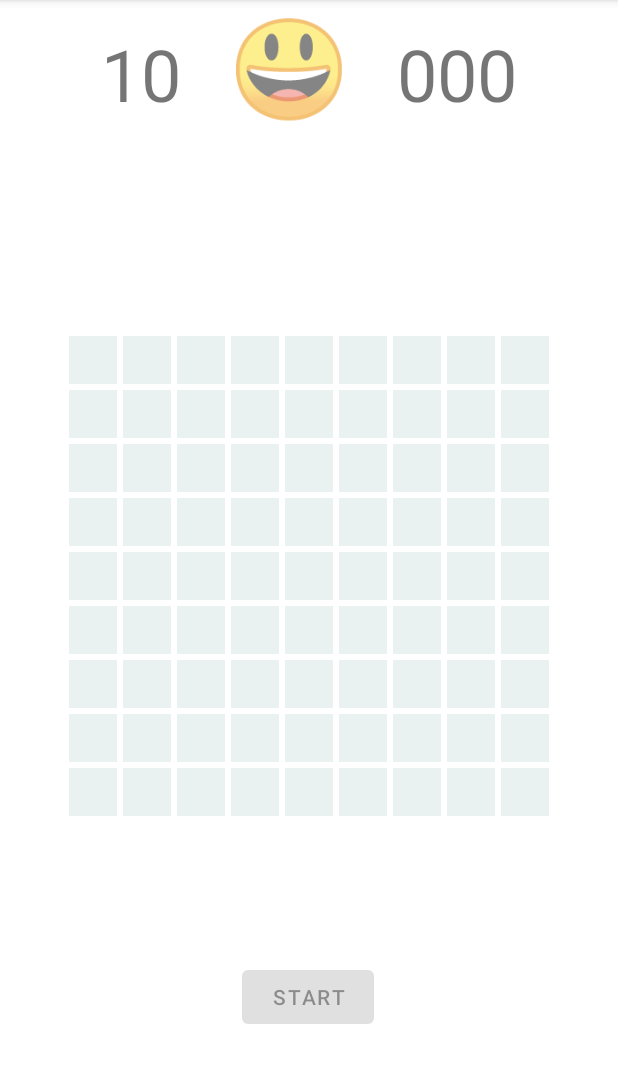
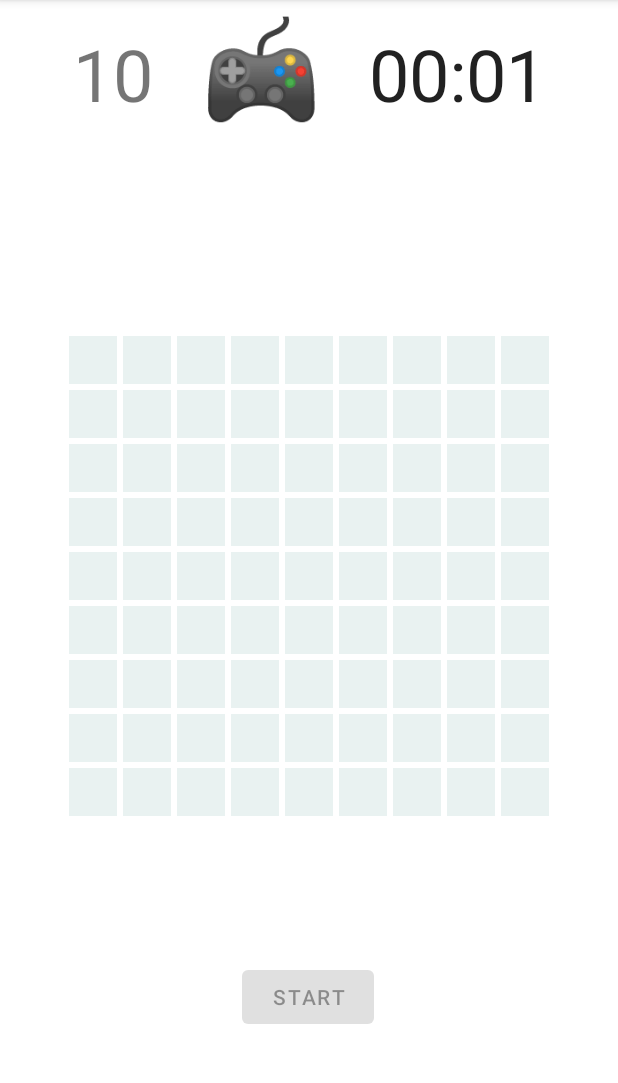
Before and after one commit to Jairgo/Minesweeper, an Android app: the screen it shows after launch (MainActivity), after a tap on "START", on a phone screen of 412 x 824 dp, the part 84-1167 px from its top. Run offline under Robolectric (Android 15) with nearby library versions, the phone set to English and light mode, and no system bars.

Commit message:
Buscaminas terminado por completo

```diff
--- a/app/src/main/java/com/example/minesweeper/MainActivity.java
+++ b/app/src/main/java/com/example/minesweeper/MainActivity.java
@@ -5,8 +5,10 @@ import androidx.recyclerview.widget.GridLayoutManager;
 import androidx.recyclerview.widget.RecyclerView;
 
 import android.os.Bundle;
+import android.os.SystemClock;
 import android.view.View;
 import android.widget.Button;
+import android.widget.Chronometer;
 import android.widget.GridView;
 import android.widget.LinearLayout;
 import android.widget.TextView;
@@ -23,8 +25,9 @@ public class MainActivity extends AppCompatActivity implements OnCellClickListen
     public boolean gameOver = false;
     RecyclerView gridRecyclerView;
     TableroRecyclerAdapter tableroRecyclerAdapter;
-    TextView minesLeft;
+    TextView minesLeft, emoji;
     private Button btnStart;
+    Chronometer cronometro;
 
     @Override
     protected void onCreate(Bundle savedInstanceState) {
@@ -35,15 +38,18 @@ public class MainActivity extends AppCompatActivity implements OnCellClickListen
         cantBomb = 10;
 
         btnStart = findViewById(R.id.btnStart);
+        cronometro = (Chronometer) findViewById(R.id.cronometro);
 
         btnStart.setOnClickListener(new View.OnClickListener() {
             @Override
             public void onClick(View view) {
-                newGame(tam, cantBomb);
 
                 minesLeft = findViewById(R.id.minesLeft);
+                emoji = findViewById(R.id.emoji);
+
                 minesLeft.setText(Integer.toString(cantBomb));
                 btnStart.setEnabled(false);
+                newGame(tam, cantBomb);
             }
         });
 
@@ -51,6 +57,13 @@ public class MainActivity extends AppCompatActivity implements OnCellClickListen
 
     private void newGame(int tam, int cantBomb){
         btnStart.setText(R.string.iniciar);
+        emoji.setText(R.string.Game);
+
+        cronometro.setBase(SystemClock.elapsedRealtime());
+        cronometro.start();
+
+
+
         tablero = new Tablero(tam); // Se crea el tablero del tamaño deseado
         tablero.setBombas(cantBomb); // Se colocan las bombas en el tablero de manera random
         this.gameOver = false;
@@ -68,6 +81,9 @@ public class MainActivity extends AppCompatActivity implements OnCellClickListen
         btnStart.setEnabled(true);
         btnStart.setText("Restart");
         gameOver = true;
+        emoji.setText(R.string.GameOver);
+        cronometro.stop();
+
 
         int count = tableroRecyclerAdapter.getItemCount();
         for(int i = 0; i < count; i++)
--- a/app/src/main/res/layout/activity_main.xml
+++ b/app/src/main/res/layout/activity_main.xml
@@ -21,23 +21,22 @@
             android:layout_width="wrap_content"
             android:layout_height="wrap_content"
             android:layout_marginEnd="32dp"
-            android:layout_marginRight="32dp"
             android:text="@string/default_count"
             android:textSize="48sp" />
 
         <TextView
-            android:id="@+id/activity_main_smiley"
+            android:id="@+id/emoji"
             android:layout_width="wrap_content"
             android:layout_height="wrap_content"
-            android:text="@string/smile"
+            android:text="@string/Game"
+            android:textColor="#78909C"
             android:textSize="64sp" />
 
-        <TextView
-            android:id="@+id/timeElapsed"
+        <Chronometer
+            android:id="@+id/cronometro"
             android:layout_width="wrap_content"
             android:layout_height="wrap_content"
             android:layout_marginStart="32dp"
-            android:layout_marginLeft="32dp"
             android:text="@string/default_count"
             android:textSize="48sp" />
 
--- a/app/src/main/res/values/strings.xml
+++ b/app/src/main/res/values/strings.xml
@@ -2,6 +2,8 @@
     <string name="app_name">Minesweeper</string>
 
     <string name="smile">😃</string>
+    <string name="GameOver">☠️</string>
+    <string name="Game">🎮</string>
     <string name="flag">🚩</string>
     <string name="bomb">💣</string>
     <string name="default_count">000</string>
```
